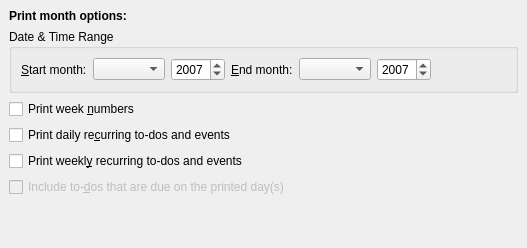
KDE/korganizer, file printing/calprintmonthconfig_base.ui: the form before one commit.
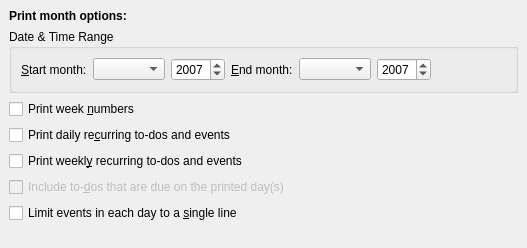
The form after the commit. Custom widgets are drawn as their Qt base class.

Commit message:
BUG: 170894 option added to stop wrapping events in days boxes all day events now sort to the top text is now limited to the box, doesn't spill out into margins text margins in boxes reduced
GUI:
option added in month print options limit each event to a single line

```diff
--- a/printing/calprintmonthconfig_base.ui
+++ b/printing/calprintmonthconfig_base.ui
@@ -165,6 +165,16 @@
      </property>
     </widget>
    </item>
+   <item>
+    <widget class="QCheckBox" name="mSingleLineLimit" >
+     <property name="whatsThis" >
+      <string>Check this option to limit events to a single line.</string>
+     </property>
+     <property name="text" >
+      <string>Limit events in each day to a &amp;single line</string>
+     </property>
+    </widget>
+   </item>
    <item>
     <spacer>
      <property name="orientation" >
```
The commit also changes 4 other files.
